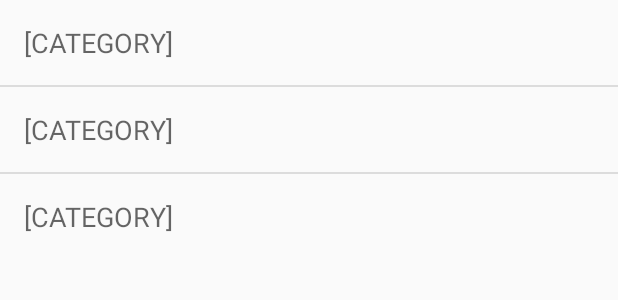
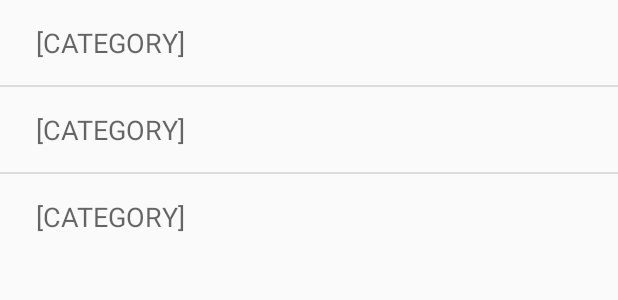
Before and after one commit to awisus/Refugee-Aid, an Android app: the layout fragment_list_kategorie.xml on its own in the app's theme, with its tools: preview values and no code run, on a phone screen of 412 x 824 dp. Shown: the top 300 px of the screen. Run offline under Robolectric (Android 15) with nearby library versions, the phone set to English and light mode, and no system bars.

Commit message:
KLAUE: 13.3.16 - 8

```diff
--- a/app/src/main/java/de/awisus/refugeeaidleipzig/model/Kategorie.java
+++ b/app/src/main/java/de/awisus/refugeeaidleipzig/model/Kategorie.java
@@ -61,6 +61,10 @@ public class Kategorie extends IDObject {
         return name;
     }
 
+    public Vector<Kategorie> getSubkategorien() {
+        return subkategorien;
+    }
+
     public Bedarf toBedarf(int[] ids) {
         Bedarf bedarf;
         bedarf = new Bedarf();
--- a/app/src/main/res/layout/entry_kategorie.xml
+++ b/app/src/main/res/layout/entry_kategorie.xml
@@ -4,11 +4,13 @@
     android:layout_height="match_parent">
 
     <TextView
-        android:layout_width="fill_parent"
+        android:layout_width="match_parent"
         android:layout_height="wrap_content"
         android:textAppearance="?android:attr/textAppearanceMedium"
         android:text="[CATEGORY]"
         android:id="@+id/tvName"
-        android:textAlignment="center"
-        android:padding="@dimen/activity_horizontal_margin" />
+        android:paddingTop="@dimen/activity_horizontal_margin"
+        android:paddingBottom="@dimen/activity_horizontal_margin"
+        android:paddingLeft="@dimen/frag_margin"
+        android:paddingRight="@dimen/frag_margin" />
 </LinearLayout>
--- a/app/src/main/res/layout/fragment_list_kategorie.xml
+++ b/app/src/main/res/layout/fragment_list_kategorie.xml
@@ -6,7 +6,7 @@
     android:layout_height="match_parent">
 
     <ListView
-        android:layout_width="wrap_content"
+        android:layout_width="match_parent"
         android:layout_height="wrap_content"
         android:id="@android:id/list"
         tools:listitem="@layout/entry_kategorie" />
```
Also changed, not shown: app/src/main/java/de/awisus/refugeeaidleipzig/fragment/FragmentBedarfNeu.java (deleted, +0 -156 lines), app/src/main/java/de/awisus/refugeeaidleipzig/fragment/FragmentKategorieList.java (+26 -5 lines), app/src/main/java/de/awisus/refugeeaidleipzig/fragment/FragmentProfil.java (+6 -10 lines), app/src/main/res/layout/fragment_bedarf_neu.xml (deleted, +0 -13 lines).
